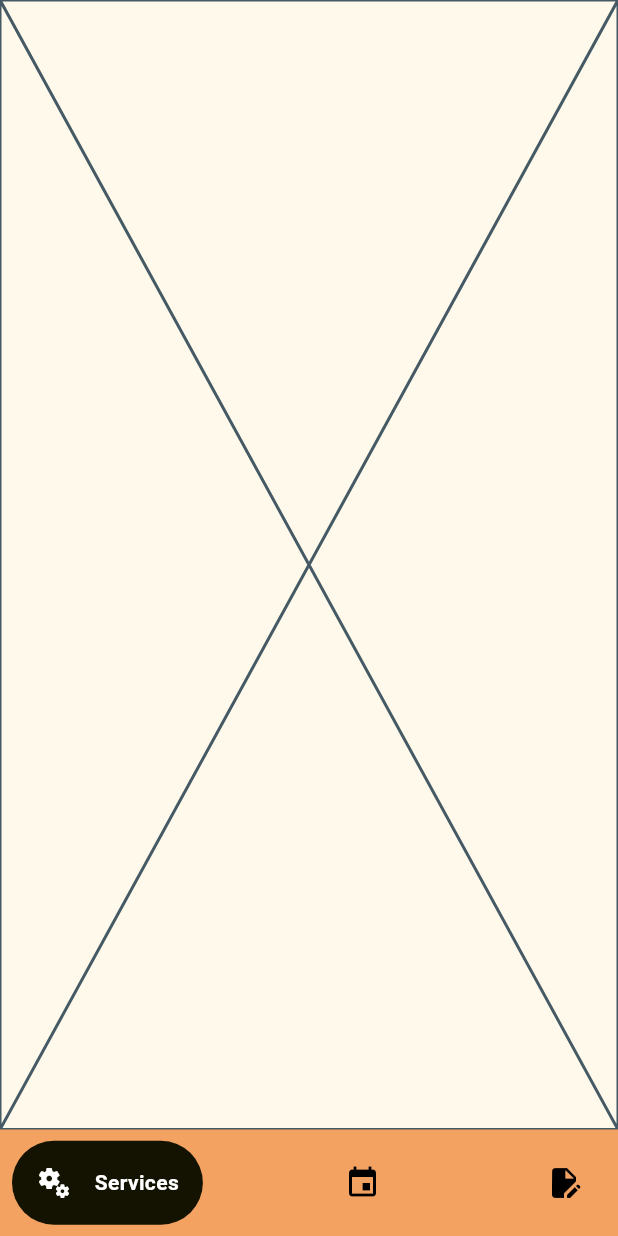
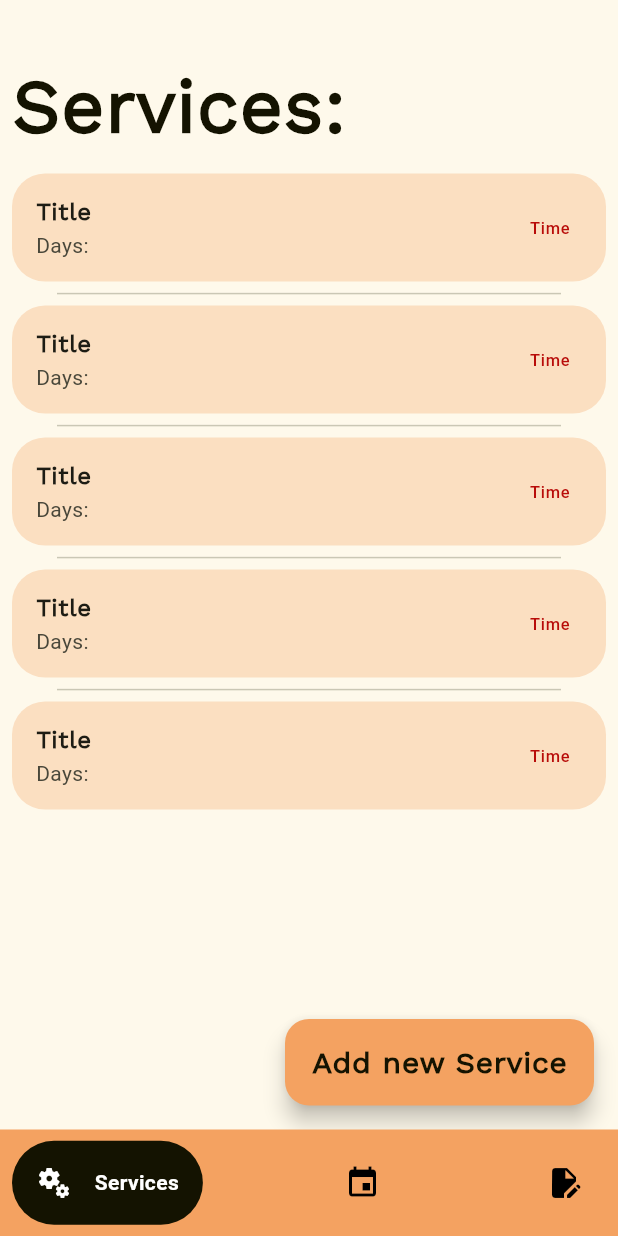
Before and after one commit to TheBenedict09/JRD_Sports_Connect, a Flutter app: the screen it shows after launch, on a phone screen of 412 x 824 dp. Run offline on Flutter 3.47's test engine with Material 3 defaults, Android fonts, the phone set to English and light mode, and no system bars; drawn by our look-alikes of google_nav_bar; our stand-ins replace iconsax.

Commit message:
v1.0.1 (Services Page)

```diff
--- /dev/null
+++ b/lib/admin_pages/ServicesPage/services_page.dart
@@ -0,0 +1,66 @@
+import 'package:flutter/material.dart';
+import 'package:jrd_s_c/admin_pages/ServicesPage/services_page_elements.dart';
+import 'package:jrd_s_c/colors.dart';
+
+class AdminServicesPage extends StatefulWidget {
+  const AdminServicesPage({super.key});
+
+  @override
+  State<AdminServicesPage> createState() => Admin_ServicesPageState();
+}
+
+class Admin_ServicesPageState extends State<AdminServicesPage> {
+  @override
+  Widget build(BuildContext context) {
+    return Scaffold(
+      floatingActionButton: Container(
+        width: MediaQuery.of(context).size.width * 0.5,
+        height: MediaQuery.of(context).size.height * 0.07,
+        child: FloatingActionButton(
+          onPressed: () {},
+          backgroundColor: c10,
+          child: Text(
+            "Add new Service",
+            style: Theme.of(context).textTheme.bodyLarge?.copyWith(
+                fontWeight: FontWeight.w900, fontSize: 20, color: c5),
+          ),
+        ),
+      ),
+      body: SingleChildScrollView(
+        child: Column(
+          crossAxisAlignment: CrossAxisAlignment.start,
+          children: [
+            SizedBox(
+              height: MediaQuery.of(context).size.height * 0.03,
+            ),
+            Padding(
+              padding: const EdgeInsets.all(8.0),
+              child: Text(
+                "Services:",
+                style: Theme.of(context).textTheme.bodyLarge?.copyWith(
+                    fontWeight: FontWeight.w900, fontSize: 50, color: c5),
+              ),
+            ),
+            SizedBox(
+              width: MediaQuery.of(context).size.width,
+              height: MediaQuery.of(context).size.height * 0.14 * 5,
+              child: ListView.separated(
+                physics: const NeverScrollableScrollPhysics(),
+                itemBuilder: (context, index) {
+                  return const AdminServicesElements();
+                },
+                separatorBuilder: (context, index) {
+                  return const Padding(
+                    padding: EdgeInsets.only(left: 38, right: 38),
+                    child: Divider(),
+                  );
+                },
+                itemCount: 5,
+              ),
+            )
+          ],
+        ),
+      ),
+    );
+  }
+}
--- /dev/null
+++ b/lib/admin_pages/ServicesPage/services_page_elements.dart
@@ -0,0 +1,29 @@
+import 'package:flutter/material.dart';
+import 'package:jrd_s_c/colors.dart';
+
+class AdminServicesElements extends StatelessWidget {
+  const AdminServicesElements({
+    super.key,
+  });
+
+  @override
+  Widget build(BuildContext context) {
+    return Padding(
+      padding: const EdgeInsets.only(left: 8, right: 8),
+      child: Container(
+        decoration: BoxDecoration(
+          color: c10.withOpacity(0.3),
+          borderRadius: BorderRadius.circular(22),
+        ),
+        child: ListTile(
+          title: Text("Title", style: TextStyle(fontWeight: FontWeight.bold)),
+          subtitle: Text("Days:"),
+          trailing: Text(
+            "Time",
+            style: TextStyle(color: c1),
+          ),
+        ),
+      ),
+    );
+  }
+}
--- a/lib/admin_pages/services_page.dart
+++ /dev/null
@@ -1,15 +0,0 @@
-import 'package:flutter/material.dart';
-
-class AdminServicesPage extends StatefulWidget {
-  const AdminServicesPage({super.key});
-
-  @override
-  State<AdminServicesPage> createState() => Admin_ServicesPageState();
-}
-
-class Admin_ServicesPageState extends State<AdminServicesPage> {
-  @override
-  Widget build(BuildContext context) {
-    return const Placeholder();
-  }
-}
--- a/lib/admin_pages/utilities/admin_bottom_navbar.dart
+++ b/lib/admin_pages/utilities/admin_bottom_navbar.dart
@@ -2,7 +2,7 @@ import 'package:flutter/material.dart';
 import 'package:google_nav_bar/google_nav_bar.dart';
 import 'package:jrd_s_c/admin_pages/event_page.dart';
 import 'package:jrd_s_c/admin_pages/report.dart';
-import 'package:jrd_s_c/admin_pages/services_page.dart';
+import 'package:jrd_s_c/admin_pages/ServicesPage/services_page.dart';
 import 'package:jrd_s_c/colors.dart';
 
 class AdminBottomNavBarPage extends StatefulWidget {
```
